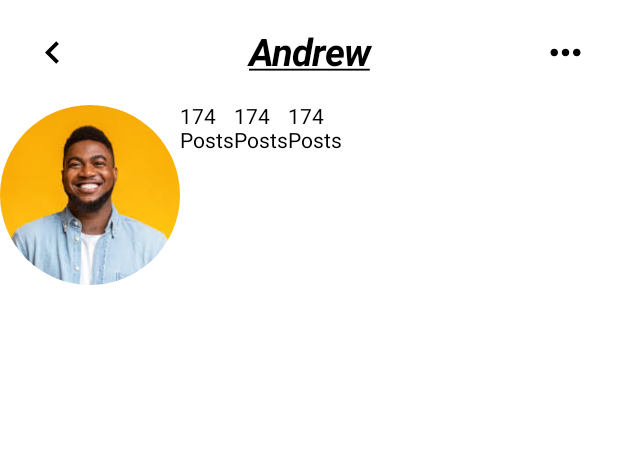
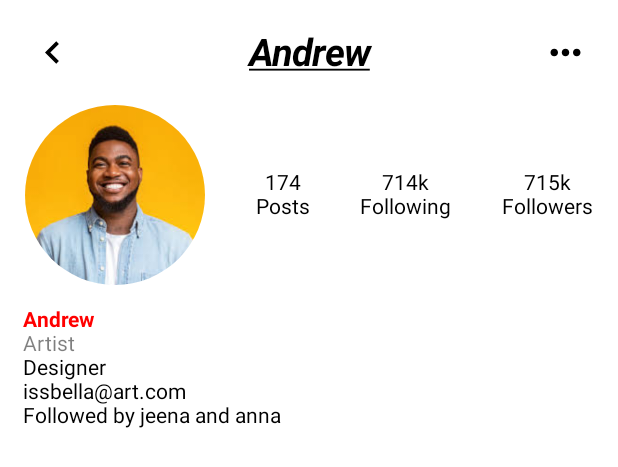
Before and after one commit to Sprajapati123/C356, an Android app built with Jetpack Compose: the @Preview function PreviewInsta, on a phone screen of 412 x 824 dp. Shown: the top 467 px of the screen. Run offline under Robolectric (Android 15) with nearby library versions, the phone set to English and light mode, and no system bars.

Commit message:
text column

```diff
--- a/app/src/main/java/com/example/c36a/LoginActivity.kt
+++ b/app/src/main/java/com/example/c36a/LoginActivity.kt
@@ -25,6 +25,7 @@ import androidx.compose.material3.Text
 import androidx.compose.runtime.Composable
 import androidx.compose.ui.Alignment
 import androidx.compose.ui.Modifier
+import androidx.compose.ui.draw.alpha
 import androidx.compose.ui.draw.clip
 import androidx.compose.ui.graphics.Color
 import androidx.compose.ui.layout.ContentScale
@@ -97,27 +98,56 @@ fun InstaClone(innerPadding: PaddingValues) {
             )
         }
 
-        Row {
+        Row(
+            modifier = Modifier.fillMaxWidth(),
+            verticalAlignment = Alignment.CenterVertically,
+            horizontalArrangement = Arrangement.SpaceAround
+        ) {
             Image(
                 painter = painterResource(R.drawable.person),
                 contentDescription = null,
                 contentScale = ContentScale.Crop,
-                modifier = Modifier.
-                    height(120.dp).width(120.dp).
-                    clip(shape = RoundedCornerShape(100.dp))
+                modifier = Modifier
+                    .height(120.dp)
+                    .width(120.dp)
+                    .clip(shape = RoundedCornerShape(100.dp))
             )
-            Column {
+            Column(
+
+                verticalArrangement = Arrangement.Center,
+                horizontalAlignment = Alignment.CenterHorizontally
+            ) {
                 Text("174")
                 Text("Posts")
             }
-            Column {
-                Text("174")
-                Text("Posts")
+            Column(
+                verticalArrangement = Arrangement.Center,
+                horizontalAlignment = Alignment.CenterHorizontally
+            ) {
+                Text("714k")
+                Text("Following")
             }
-            Column {
-                Text("174")
-                Text("Posts")
+            Column(
+                verticalArrangement = Arrangement.Center,
+                horizontalAlignment = Alignment.CenterHorizontally
+            ) {
+                Text("715k")
+                Text("Followers")
             }
+        }
+
+        Column(
+            modifier = Modifier.padding(
+                horizontal = 15.dp,
+                vertical = 15.dp
+            )
+        ) {
+            Text("Andrew", style = TextStyle(
+                fontWeight = FontWeight.Bold, color = Color.Red))
+            Text("Artist", modifier = Modifier.alpha(alpha = 0.5f))
+            Text("Designer")
+            Text("issbella@art.com")
+            Text("Followed by jeena and anna")
         }
 
 
```
